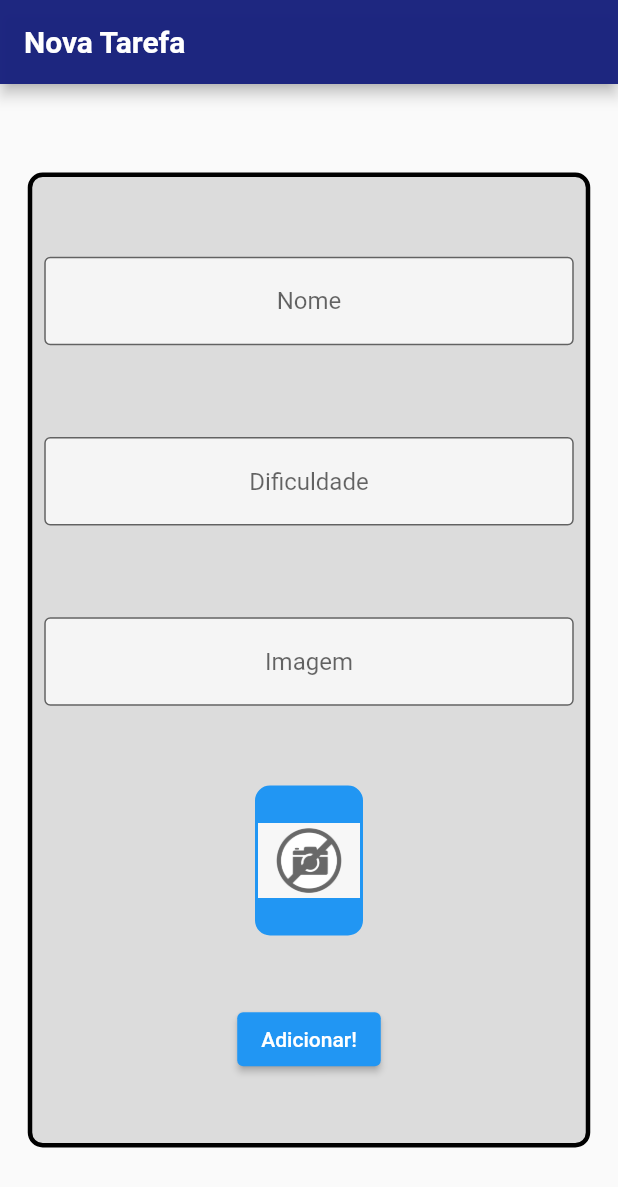
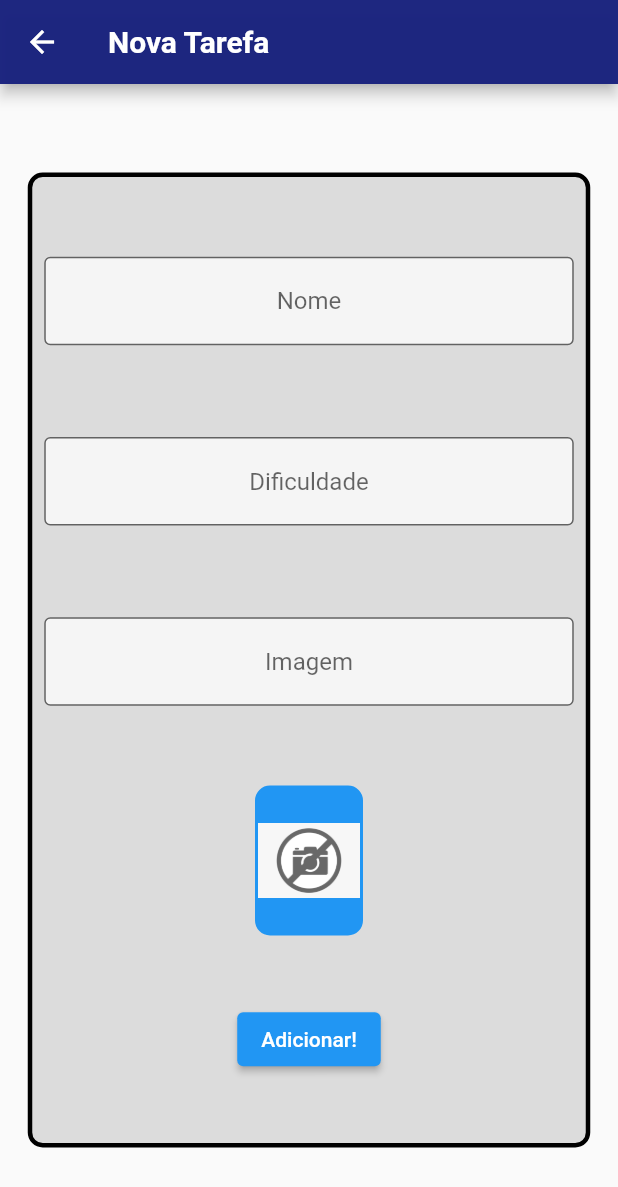
Before and after one commit to harrisonpinchieri/projetoandroid, a Flutter app: the FormScreen screen opened directly, on a phone screen of 412 x 824 dp. Shown: the top 1187 px of the screen. Run offline on Flutter 3.47's test engine with Material 2 defaults, Android fonts, the phone set to English and light mode, and no system bars; network calls fail.

```diff
--- a/lib/main.dart
+++ b/lib/main.dart
@@ -46,7 +46,7 @@ class MyApp extends StatelessWidget {
               fontSize: 40),
         ),
       ),
-      home: const FormScreen() ,
+      home: const InitialScreen() ,
     );
   }
 }
--- a/lib/screens/form_screen.dart
+++ b/lib/screens/form_screen.dart
@@ -47,7 +47,7 @@ class _FormScreenState extends State<FormScreen> {
                           },
                           controller: nameController,
                           textAlign: TextAlign.center,
-                          decoration: InputDecoration(
+                          decoration: const InputDecoration(
                             border: OutlineInputBorder(),
                             hintText: 'Nome',
                             fillColor: Colors.white70,
@@ -69,7 +69,7 @@ class _FormScreenState extends State<FormScreen> {
                           keyboardType: TextInputType.number,
                           controller: dificultyController,
                           textAlign: TextAlign.center,
-                          decoration: InputDecoration(
+                          decoration: const InputDecoration(
                             border: OutlineInputBorder(),
                             hintText: 'Dificuldade',
                             fillColor: Colors.white70,
@@ -92,7 +92,7 @@ class _FormScreenState extends State<FormScreen> {
                           keyboardType: TextInputType.url,
                           controller: imageController,
                           textAlign: TextAlign.center,
-                          decoration: InputDecoration(
+                          decoration: const InputDecoration(
                             border: OutlineInputBorder(),
                             hintText: 'Imagem',
                             fillColor: Colors.white70,
@@ -129,10 +129,12 @@ class _FormScreenState extends State<FormScreen> {
                               const SnackBar(
                                 content: Text('Printando nova Tarefa'),
                               ),
+
                             );
+                            Navigator.pop(context);
                           }
                         },
-                        child: Text('Adicionar!'),
+                        child: const Text('Adicionar!'),
                       )
                     ])),
           ),
```
Also changed, not shown: lib/screens/Initial_screen.dart (+19 -34 lines).
